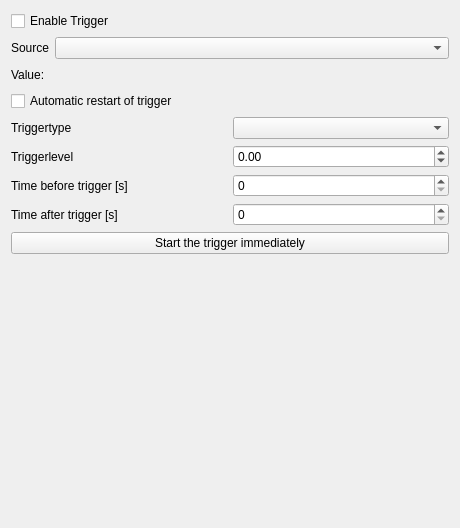
This is forms/triggerwidget.ui in potolog/UDPLogger as Qt 5 draws it before an edit. The edited form follows.
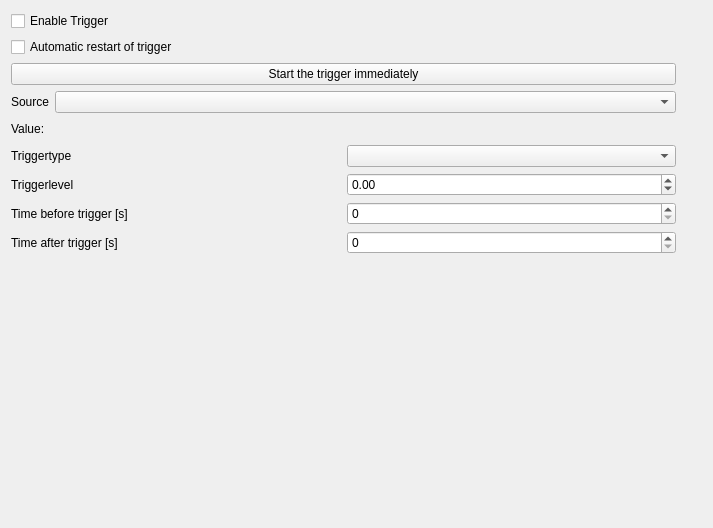
This is the edited form.

Commit message: add label which shows the status of the logging

Patch:
```diff
--- a/forms/triggerwidget.ui
+++ b/forms/triggerwidget.ui
@@ -6,13 +6,17 @@
    <rect>
     <x>0</x>
     <y>0</y>
-    <width>460</width>
+    <width>713</width>
     <height>528</height>
    </rect>
   </property>
   <property name="windowTitle">
    <string>Form</string>
   </property>
+  <layout class="QHBoxLayout" name="horizontalLayout_7">
+   <item>
+    <layout class="QVBoxLayout" name="verticalLayout_2">
+     <item>
   <layout class="QVBoxLayout" name="verticalLayout">
    <item>
     <widget class="QCheckBox" name="checkbox_enable_trigger">
@@ -21,6 +25,20 @@
      </property>
     </widget>
    </item>
+       <item>
+        <widget class="QCheckBox" name="checkbox_restart_trigger">
+         <property name="text">
+          <string>Automatic restart of trigger</string>
+         </property>
+        </widget>
+       </item>
+       <item>
+        <widget class="QPushButton" name="pb_start_trigger">
+         <property name="text">
+          <string>Start the trigger immediately</string>
+         </property>
+        </widget>
+       </item>
    <item>
     <layout class="QHBoxLayout" name="horizontalLayout">
      <item>
@@ -88,13 +106,6 @@
      </item>
     </layout>
    </item>
-   <item>
-    <widget class="QCheckBox" name="checkbox_restart_trigger">
-     <property name="text">
-      <string>Automatic restart of trigger</string>
-     </property>
-    </widget>
-   </item>
    <item>
     <layout class="QHBoxLayout" name="horizontalLayout_2">
      <item>
@@ -181,12 +192,7 @@
      </item>
     </layout>
    </item>
-   <item>
-    <widget class="QPushButton" name="pb_start_trigger">
-     <property name="text">
-      <string>Start the trigger immediately</string>
-     </property>
-    </widget>
+      </layout>
    </item>
    <item>
     <spacer name="verticalSpacer">
@@ -200,6 +206,21 @@
       </size>
      </property>
     </spacer>
+     </item>
+    </layout>
+   </item>
+   <item>
+    <widget class="QLabel" name="lbl_status">
+     <property name="minimumSize">
+      <size>
+       <width>20</width>
+       <height>20</height>
+      </size>
+     </property>
+     <property name="text">
+      <string/>
+     </property>
+    </widget>
    </item>
   </layout>
  </widget>
```
Lines whose indentation alone changed are shown as unchanged. The commit also changes 1 other file.
